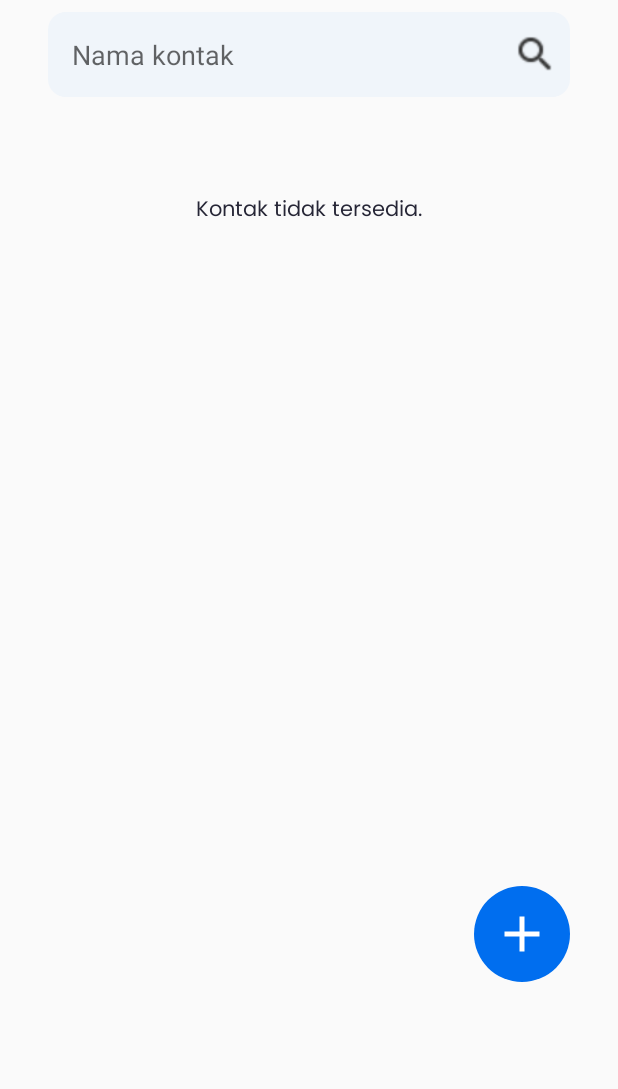
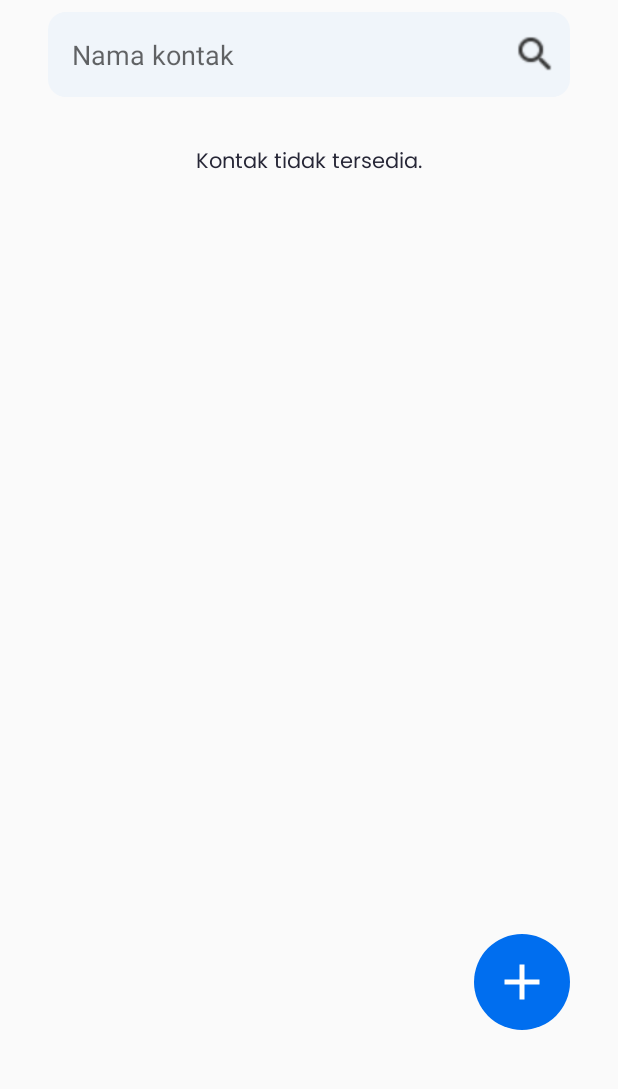
Before and after one commit to ekaputra04/simple-contact-app, an Android app built with Jetpack Compose: the screen it shows after launch (MainActivity), on a phone screen of 412 x 824 dp, the part 134-1223 px from its top. Run offline under Robolectric (Android 15) with nearby library versions, the phone set to English and light mode, and no system bars.

Commit message:
fix: layout input type

```diff
--- a/app/src/main/AndroidManifest.xml
+++ b/app/src/main/AndroidManifest.xml
@@ -6,9 +6,9 @@
         android:allowBackup="true"
         android:dataExtractionRules="@xml/data_extraction_rules"
         android:fullBackupContent="@xml/backup_rules"
-        android:icon="@mipmap/ic_launcher"
+        android:icon="@drawable/logo"
         android:label="@string/app_name"
-        android:roundIcon="@mipmap/ic_launcher_round"
+        android:roundIcon="@drawable/logo"
         android:supportsRtl="true"
         android:theme="@style/Theme.ContactApp"
         tools:targetApi="31">
--- a/app/src/main/java/com/example/contactapp/Database.kt
+++ b/app/src/main/java/com/example/contactapp/Database.kt
@@ -20,8 +20,8 @@ class Database(context: Context) :
 
         val sql = "CREATE TABLE IF NOT EXISTS kontak (" +
                 "id INTEGER PRIMARY KEY AUTOINCREMENT," +
-                "nama TEXT NOT NULL," +
-                "no_telepon TEXT NOT NULL);"
+                "nama TEXT NOT NULL UNIQUE," +
+                "no_telepon TEXT NOT NULL UNIQUE);"
         Log.d("data", "OnCreate: $sql")
         db?.execSQL(sql)
     }
--- a/app/src/main/res/layout/activity_create.xml
+++ b/app/src/main/res/layout/activity_create.xml
@@ -90,7 +90,9 @@
             android:hint="@string/inputkan_nomor_telepon"
             android:padding="16dp"
             android:textSize="16sp"
-            app:layout_constraintTop_toBottomOf="@id/tv_create_telephone" />
+            android:inputType="number"
+            app:layout_constraintTop_toBottomOf="@id/tv_create_telephone"
+            tools:ignore="TextFields" />
 
         <Button
             android:id="@+id/btn_create_simpan"
--- a/app/src/main/res/layout/activity_main.xml
+++ b/app/src/main/res/layout/activity_main.xml
@@ -9,7 +9,6 @@
     xmlns:tools="http://schemas.android.com/tools"
     android:layout_width="match_parent"
     android:layout_height="match_parent"
-    android:paddingBottom="32dp"
     tools:context=".MainActivity">
 
     <androidx.constraintlayout.widget.ConstraintLayout
@@ -56,24 +55,23 @@
             android:layout_width="match_parent"
             android:layout_height="wrap_content"
             android:layout_marginTop="8dp"
-            android:paddingBottom="32dp"
             app:layout_constraintEnd_toEndOf="parent"
             app:layout_constraintStart_toStartOf="parent"
             app:layout_constraintTop_toBottomOf="@id/edt_main_search">
 
             <androidx.constraintlayout.widget.ConstraintLayout
                 android:layout_width="match_parent"
-                android:layout_height="wrap_content">
+                android:layout_height="match_parent">
 
                 <androidx.recyclerview.widget.RecyclerView
                     android:id="@+id/lv_kontak"
                     android:layout_width="match_parent"
-                    android:layout_height="wrap_content"
+                    android:layout_height="match_parent"
                     android:layout_marginTop="16dp"
-                    android:layout_marginBottom="16dp"
                     app:layout_constraintEnd_toEndOf="parent"
                     app:layout_constraintStart_toStartOf="parent"
                     app:layout_constraintTop_toTopOf="parent"
+                    app:layout_constraintBottom_toBottomOf="parent"
                     tools:listitem="@layout/item_kontak" />
             </androidx.constraintlayout.widget.ConstraintLayout>
 
--- a/app/src/main/res/layout/activity_update.xml
+++ b/app/src/main/res/layout/activity_update.xml
@@ -90,7 +90,9 @@
             android:hint="@string/inputkan_nomor_telepon"
             android:padding="16dp"
             android:textSize="16sp"
-            app:layout_constraintTop_toBottomOf="@id/tv_update_telephone" />
+            android:inputType="number"
+            app:layout_constraintTop_toBottomOf="@id/tv_update_telephone"
+            tools:ignore="TextFields" />
 
         <Button
             android:id="@+id/btn_update_simpan"
```
Also changed, not shown: app/src/main/java/com/example/contactapp/UpdateActivity.kt (+10 -4 lines), app/src/main/res/drawable/logo.png (added).
